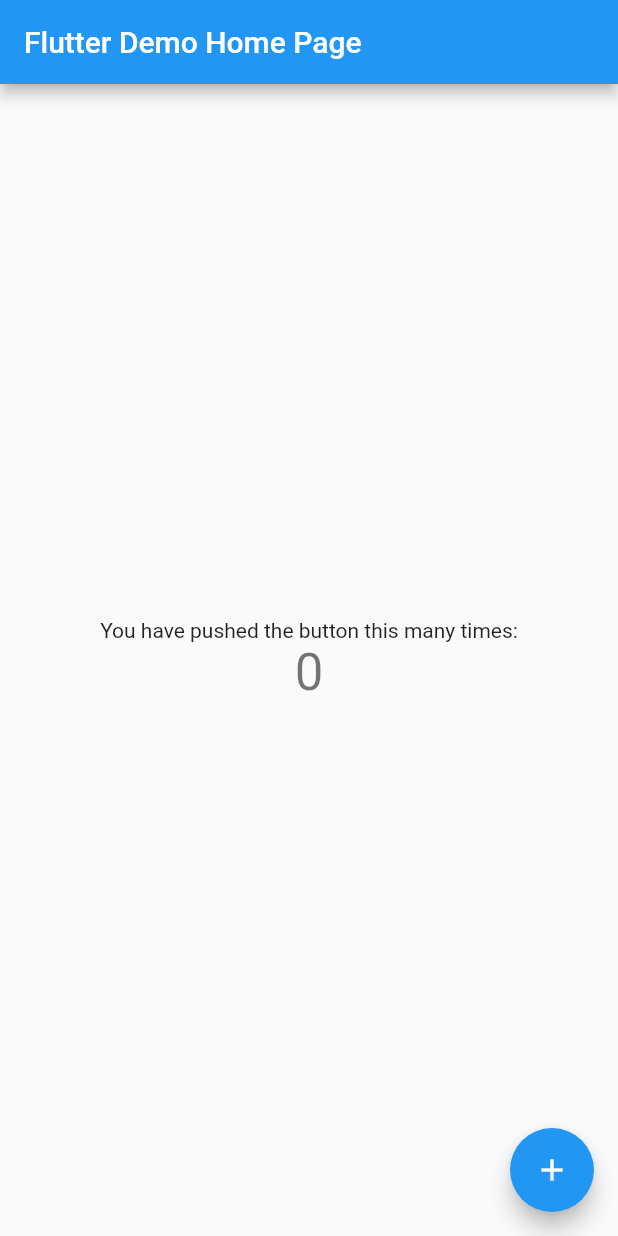
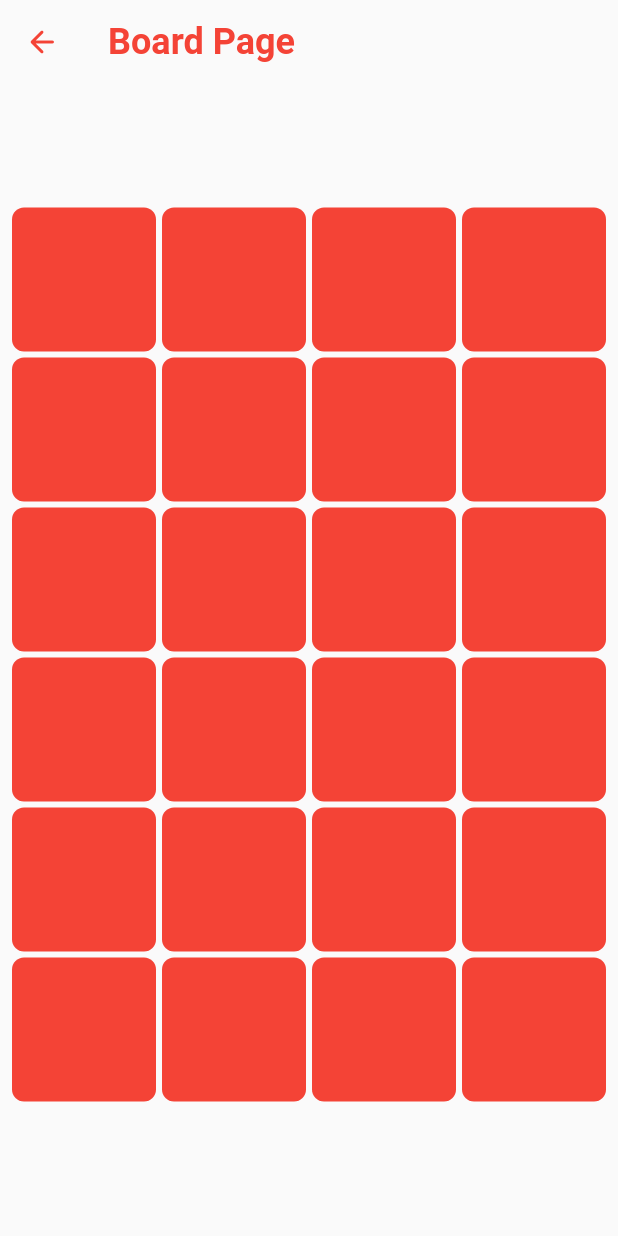
Before and after one commit to AntonioJoaquin/flutter_found_pairs, a Flutter app: the screen it shows after launch, on a phone screen of 412 x 824 dp. Run offline on Flutter 3.47's test engine with Material 2 defaults, Android fonts, the phone set to English and light mode, and no system bars.

Commit message:
#1- Create board page

```diff
--- a/lib/main.dart
+++ b/lib/main.dart
@@ -1,115 +1,19 @@
 import 'package:flutter/material.dart';
 
-void main() {
-  runApp(const MyApp());
-}
+import 'view/pages/board/board_page.dart';
+import 'view/view.dart';
+
+void main() => runApp(const MyApp());
 
 class MyApp extends StatelessWidget {
   const MyApp({Key? key}) : super(key: key);
 
-  // This widget is the root of your application.
   @override
   Widget build(BuildContext context) {
     return MaterialApp(
-      title: 'Flutter Demo',
-      theme: ThemeData(
-        // This is the theme of your application.
-        //
-        // Try running your application with "flutter run". You'll see the
-        // application has a blue toolbar. Then, without quitting the app, try
-        // changing the primarySwatch below to Colors.green and then invoke
-        // "hot reload" (press "r" in the console where you ran "flutter run",
-        // or simply save your changes to "hot reload" in a Flutter IDE).
-        // Notice that the counter didn't reset back to zero; the application
-        // is not restarted.
-        primarySwatch: Colors.blue,
-      ),
-      home: const MyHomePage(title: 'Flutter Demo Home Page'),
+      title: 'Material App',
+      home: const BoardPage(),
+      theme: View.theme,
     );
   }
 }
-
-class MyHomePage extends StatefulWidget {
-  const MyHomePage({Key? key, required this.title}) : super(key: key);
-
-  // This widget is the home page of your application. It is stateful, meaning
-  // that it has a State object (defined below) that contains fields that affect
-  // how it looks.
-
-  // This class is the configuration for the state. It holds the values (in this
-  // case the title) provided by the parent (in this case the App widget) and
-  // used by the build method of the State. Fields in a Widget subclass are
-  // always marked "final".
-
-  final String title;
-
-  @override
-  State<MyHomePage> createState() => _MyHomePageState();
-}
-
-class _MyHomePageState extends State<MyHomePage> {
-  int _counter = 0;
-
-  void _incrementCounter() {
-    setState(() {
-      // This call to setState tells the Flutter framework that something has
-      // changed in this State, which causes it to rerun the build method below
-      // so that the display can reflect the updated values. If we changed
-      // _counter without calling setState(), then the build method would not be
-      // called again, and so nothing would appear to happen.
-      _counter++;
-    });
-  }
-
-  @override
-  Widget build(BuildContext context) {
-    // This method is rerun every time setState is called, for instance as done
-    // by the _incrementCounter method above.
-    //
-    // The Flutter framework has been optimized to make rerunning build methods
-    // fast, so that you can just rebuild anything that needs updating rather
-    // than having to individually change instances of widgets.
-    return Scaffold(
-      appBar: AppBar(
-        // Here we take the value from the MyHomePage object that was created by
-        // the App.build method, and use it to set our appbar title.
-        title: Text(widget.title),
-      ),
-      body: Center(
-        // Center is a layout widget. It takes a single child and positions it
-        // in the middle of the parent.
-        child: Column(
-          // Column is also a layout widget. It takes a list of children and
-          // arranges them vertically. By default, it sizes itself to fit its
-          // children horizontally, and tries to be as tall as its parent.
-          //
-          // Invoke "debug painting" (press "p" in the console, choose the
-          // "Toggle Debug Paint" action from the Flutter Inspector in Android
-          // Studio, or the "Toggle Debug Paint" command in Visual Studio Code)
-          // to see the wireframe for each widget.
-          //
-          // Column has various properties to control how it sizes itself and
-          // how it positions its children. Here we use mainAxisAlignment to
-          // center the children vertically; the main axis here is the vertical
-          // axis because Columns are vertical (the cross axis would be
-          // horizontal).
-          mainAxisAlignment: MainAxisAlignment.center,
-          children: <Widget>[
-            const Text(
-              'You have pushed the button this many times:',
-            ),
-            Text(
-              '$_counter',
-              style: Theme.of(context).textTheme.headline4,
-            ),
-          ],
-        ),
-      ),
-      floatingActionButton: FloatingActionButton(
-        onPressed: _incrementCounter,
-        tooltip: 'Increment',
-        child: const Icon(Icons.add),
-      ), // This trailing comma makes auto-formatting nicer for build methods.
-    );
-  }
-}
--- /dev/null
+++ b/lib/view/pages/board/board_page.dart
@@ -0,0 +1,44 @@
+import 'package:flutter/material.dart';
+
+class BoardPage extends StatelessWidget {
+  const BoardPage({Key? key}) : super(key: key);
+
+  @override
+  Widget build(BuildContext context) {
+    return Scaffold(
+      appBar: AppBar(
+        leading: const Icon(
+          Icons.arrow_back_rounded,
+          color: Colors.red,
+        ),
+        title: const Text('Board Page'),
+      ),
+      body: Column(
+        children: [
+          SizedBox(height: MediaQuery.of(context).size.height * .1),
+          SizedBox(
+            height: 104 * 6,
+            child: GridView.builder(
+              padding: const EdgeInsets.symmetric(horizontal: 8.0),
+              physics: const NeverScrollableScrollPhysics(),
+              gridDelegate: const SliverGridDelegateWithFixedCrossAxisCount(
+                crossAxisCount: 4,
+                mainAxisSpacing: 4.0,
+                crossAxisSpacing: 4.0,
+              ),
+              itemCount: 24,
+              itemBuilder: (_, index) => Container(
+                height: 200,
+                width: 200,
+                decoration: BoxDecoration(
+                  borderRadius: BorderRadius.circular(8.0),
+                  color: Colors.red,
+                ),
+              ),
+            ),
+          ),
+        ],
+      ),
+    );
+  }
+}
--- /dev/null
+++ b/lib/view/view.dart
@@ -0,0 +1,15 @@
+import 'package:flutter/material.dart';
+
+abstract class View {
+  static ThemeData get theme => ThemeData(
+        appBarTheme: const AppBarTheme(
+          titleTextStyle: TextStyle(
+            fontSize: 24.0,
+            fontWeight: FontWeight.bold,
+            color: Colors.red,
+          ),
+          color: Colors.transparent,
+          elevation: .0,
+        ),
+      );
+}
```
